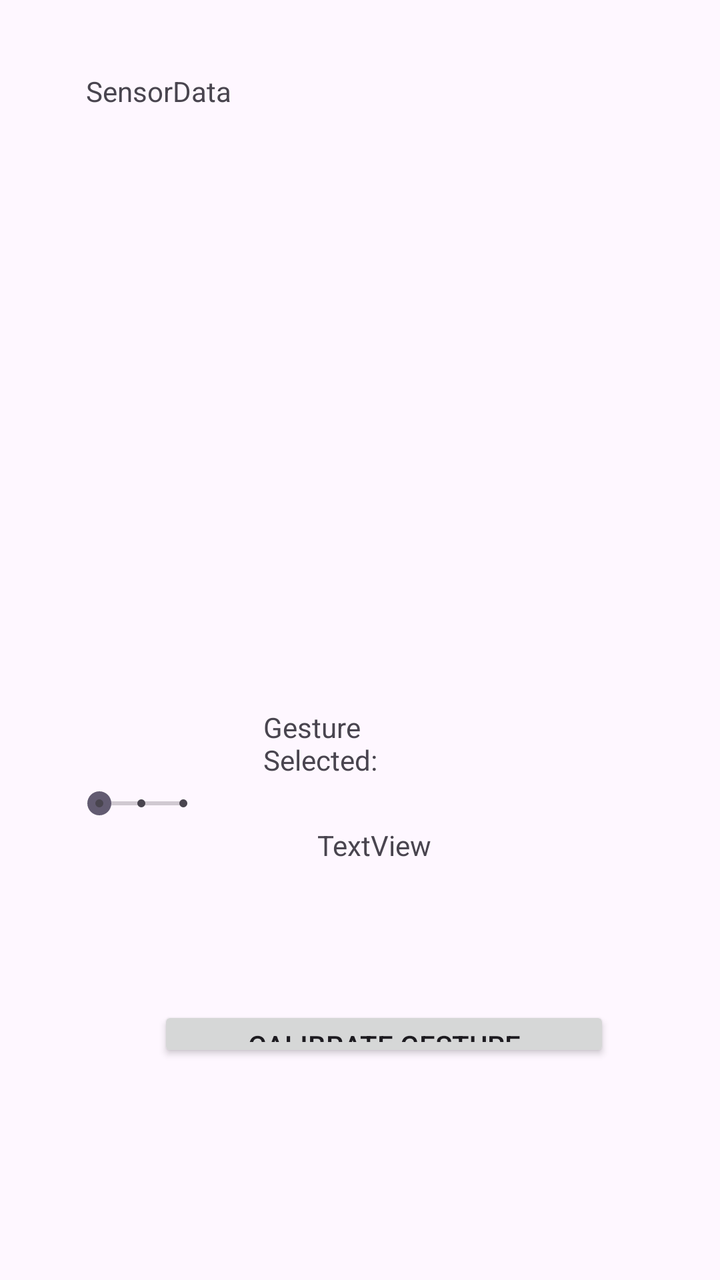
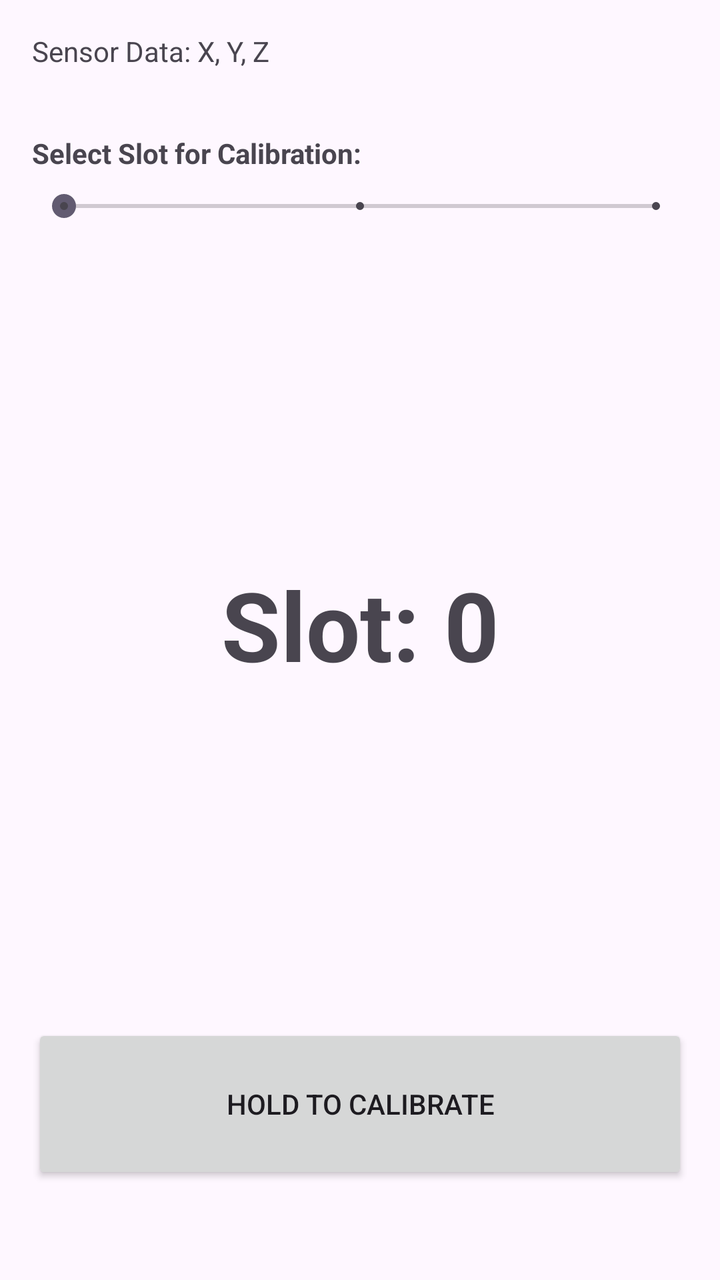

An Android layout rendered at two revisions. The XML below is the earlier revision; the diff shows what the commit changed to produce the second picture.
<!-- AndroidManifest.xml: application theme Theme.MagicHand -->
<!-- res/layout/activity_main.xml -->
<?xml version="1.0" encoding="utf-8"?>
<androidx.constraintlayout.widget.ConstraintLayout xmlns:android="http://schemas.android.com/apk/res/android"
    xmlns:app="http://schemas.android.com/apk/res-auto"
    xmlns:tools="http://schemas.android.com/tools"
    android:id="@+id/root_layout"
    android:layout_width="match_parent"
    android:layout_height="match_parent"
    tools:context=".MainActivity">

    <TextView
        android:id="@+id/SensorData"
        android:layout_width="wrap_content"
        android:layout_height="wrap_content"
        android:text="SensorData"
        app:layout_constraintBottom_toBottomOf="parent"
        app:layout_constraintEnd_toEndOf="parent"
        app:layout_constraintHorizontal_bias="0.15"
        app:layout_constraintStart_toStartOf="parent"
        app:layout_constraintTop_toTopOf="parent"
        app:layout_constraintVertical_bias="0.058" />

    <SeekBar
        android:id="@+id/g_slider"
        style="@style/Widget.AppCompat.SeekBar.Discrete"
        android:layout_width="74dp"
        android:layout_height="54dp"
        android:layout_marginStart="35dp"
        android:layout_marginTop="354dp"
        android:layout_marginEnd="24dp"
        android:layout_marginBottom="54dp"
        android:max="2"
        android:progress="0"
        app:layout_constraintBottom_toTopOf="@+id/g_calibrate"
        app:layout_constraintEnd_toStartOf="@+id/textView"
        app:layout_constraintStart_toStartOf="parent"
        app:layout_constraintTop_toTopOf="parent" />

    <Button
        android:id="@+id/g_calibrate"
        android:layout_width="226dp"
        android:layout_height="0dp"
        android:layout_marginStart="79dp"
        android:layout_marginBottom="109dp"
        android:text="Calibrate Gesture"
        app:layout_constraintBottom_toBottomOf="parent"
        app:layout_constraintStart_toStartOf="parent"
        app:layout_constraintTop_toBottomOf="@+id/g_display" />

    <TextView
        android:id="@+id/textView"
        android:layout_width="86dp"
        android:layout_height="45dp"
        android:layout_marginTop="354dp"
        android:layout_marginEnd="144dp"
        android:layout_marginBottom="14dp"
        android:text="Gesture Selected:"
        app:layout_constraintBottom_toTopOf="@+id/g_display"
        app:layout_constraintEnd_toEndOf="parent"
        app:layout_constraintStart_toEndOf="@+id/g_slider"
        app:layout_constraintTop_toTopOf="parent" />

    <TextView
        android:id="@+id/g_display"
        android:layout_width="wrap_content"
        android:layout_height="wrap_content"
        android:layout_marginEnd="2dp"
        android:layout_marginBottom="71dp"
        android:text="TextView"
        app:layout_constraintBottom_toTopOf="@+id/g_calibrate"
        app:layout_constraintEnd_toEndOf="@+id/textView"
        app:layout_constraintTop_toBottomOf="@+id/textView" />

    <androidx.constraintlayout.widget.Guideline
        android:layout_width="wrap_content"
        android:layout_height="wrap_content" />

</androidx.constraintlayout.widget.ConstraintLayout>
<!-- resources referenced by this layout -->
<resources>
  <style name="Theme.MagicHand" parent="Base.Theme.MagicHand" />
  <style name="Base.Theme.MagicHand" parent="Theme.Material3.DayNight.NoActionBar">
          
          
      </style>
</resources>

<!-- the commit's change to res/layout/activity_main.xml (unified diff, before → after) -->
@@ -5,73 +5,60 @@
     android:id="@+id/root_layout"
     android:layout_width="match_parent"
     android:layout_height="match_parent"
+    android:padding="16dp"
     tools:context=".MainActivity">
 
     <TextView
         android:id="@+id/SensorData"
         android:layout_width="wrap_content"
         android:layout_height="wrap_content"
-        android:text="SensorData"
-        app:layout_constraintBottom_toBottomOf="parent"
-        app:layout_constraintEnd_toEndOf="parent"
-        app:layout_constraintHorizontal_bias="0.15"
+        android:text="Sensor Data: X, Y, Z"
+        android:textSize="14sp"
         app:layout_constraintStart_toStartOf="parent"
-        app:layout_constraintTop_toTopOf="parent"
-        app:layout_constraintVertical_bias="0.058" />
+        app:layout_constraintTop_toTopOf="parent" />
+
+    <TextView
+        android:id="@+id/textView"
+        android:layout_width="wrap_content"
+        android:layout_height="wrap_content"
+        android:layout_marginTop="32dp"
+        android:text="Select Slot for Calibration:"
+        android:textStyle="bold"
+        app:layout_constraintStart_toStartOf="parent"
+        app:layout_constraintTop_toBottomOf="@+id/SensorData" />
 
     <SeekBar
         android:id="@+id/g_slider"
         style="@style/Widget.AppCompat.SeekBar.Discrete"
-        android:layout_width="74dp"
-        android:layout_height="54dp"
-        android:layout_marginStart="35dp"
-        android:layout_marginTop="354dp"
-        android:layout_marginEnd="24dp"
-        android:layout_marginBottom="54dp"
+        android:layout_width="0dp"
+        android:layout_height="wrap_content"
+        android:layout_marginTop="8dp"
         android:max="2"
         android:progress="0"
-        app:layout_constraintBottom_toTopOf="@+id/g_calibrate"
-        app:layout_constraintEnd_toStartOf="@+id/textView"
+        app:layout_constraintEnd_toEndOf="parent"
         app:layout_constraintStart_toStartOf="parent"
-        app:layout_constraintTop_toTopOf="parent" />
-
-    <Button
-        android:id="@+id/g_calibrate"
-        android:layout_width="226dp"
-        android:layout_height="0dp"
-        android:layout_marginStart="79dp"
-        android:layout_marginBottom="109dp"
-        android:text="Calibrate Gesture"
-        app:layout_constraintBottom_toBottomOf="parent"
-        app:layout_constraintStart_toStartOf="parent"
-        app:layout_constraintTop_toBottomOf="@+id/g_display" />
-
-    <TextView
-        android:id="@+id/textView"
-        android:layout_width="86dp"
-        android:layout_height="45dp"
-        android:layout_marginTop="354dp"
-        android:layout_marginEnd="144dp"
-        android:layout_marginBottom="14dp"
-        android:text="Gesture Selected:"
-        app:layout_constraintBottom_toTopOf="@+id/g_display"
-        app:layout_constraintEnd_toEndOf="parent"
-        app:layout_constraintStart_toEndOf="@+id/g_slider"
-        app:layout_constraintTop_toTopOf="parent" />
+        app:layout_constraintTop_toBottomOf="@+id/textView" />
 
     <TextView
         android:id="@+id/g_display"
         android:layout_width="wrap_content"
         android:layout_height="wrap_content"
-        android:layout_marginEnd="2dp"
-        android:layout_marginBottom="71dp"
-        android:text="TextView"
+        android:text="Slot: 0"
+        android:textSize="48sp"
+        android:textStyle="bold"
         app:layout_constraintBottom_toTopOf="@+id/g_calibrate"
-        app:layout_constraintEnd_toEndOf="@+id/textView"
-        app:layout_constraintTop_toBottomOf="@+id/textView" />
+        app:layout_constraintEnd_toEndOf="parent"
+        app:layout_constraintStart_toStartOf="parent"
+        app:layout_constraintTop_toBottomOf="@+id/g_slider" />
 
-    <androidx.constraintlayout.widget.Guideline
-        android:layout_width="wrap_content"
-        android:layout_height="wrap_content" />
+    <Button
+        android:id="@+id/g_calibrate"
+        android:layout_width="match_parent"
+        android:layout_height="80dp"
+        android:layout_marginBottom="32dp"
+        android:text="HOLD TO CALIBRATE"
+        app:layout_constraintBottom_toBottomOf="parent"
+        app:layout_constraintEnd_toEndOf="parent"
+        app:layout_constraintStart_toStartOf="parent" />
 
 </androidx.constraintlayout.widget.ConstraintLayout>
